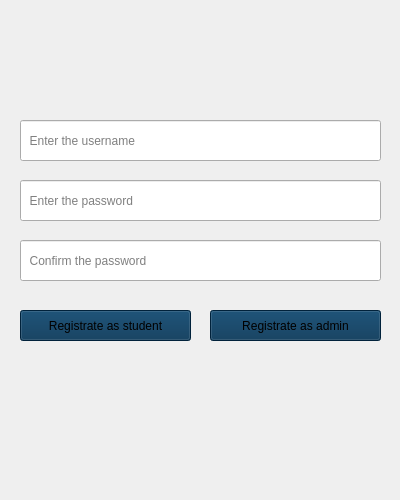
This is register.ui in mariamzhamakochyan/Lab-projects as Qt 5 draws it before an edit. The edited form follows.
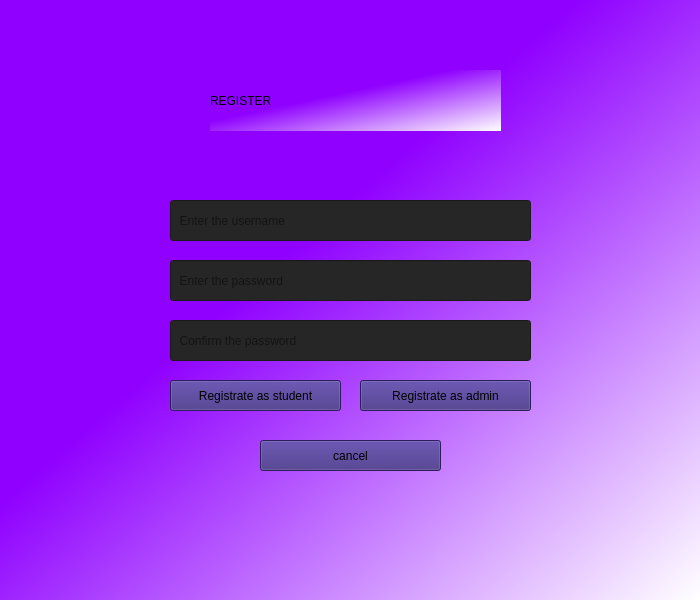
This is the edited form.

Commit message: student database system

Patch:
```diff
--- a/register.ui
+++ b/register.ui
@@ -6,25 +6,27 @@
    <rect>
     <x>0</x>
     <y>0</y>
-    <width>400</width>
-    <height>500</height>
+    <width>700</width>
+    <height>600</height>
    </rect>
   </property>
   <property name="windowTitle">
    <string>Form</string>
   </property>
+  <property name="styleSheet">
+   <string notr="true">background-color:qlineargradient(spread:pad, x1:0.409, y1:0.420455, x2:1, y2:1, stop:0 rgba(143, 0, 255, 255), stop:1 rgba(255, 255, 255, 255))</string>
+  </property>
   <widget class="QPushButton" name="stdreg">
    <property name="geometry">
     <rect>
-     <x>20</x>
-     <y>310</y>
+     <x>170</x>
+     <y>380</y>
      <width>171</width>
      <height>31</height>
     </rect>
    </property>
    <property name="styleSheet">
-    <string notr="true">
-background-color: rgb(1, 47, 82);</string>
+    <string notr="true">background-color: rgb(61, 41, 128);</string>
    </property>
    <property name="text">
     <string>Registrate as student</string>
@@ -33,15 +35,14 @@
   <widget class="QPushButton" name="adreg">
    <property name="geometry">
     <rect>
-     <x>210</x>
-     <y>310</y>
+     <x>360</x>
+     <y>380</y>
      <width>171</width>
      <height>31</height>
     </rect>
    </property>
    <property name="styleSheet">
-    <string notr="true">
-background-color: rgb(1, 47, 82);</string>
+    <string notr="true">background-color: rgb(61, 41, 128);</string>
    </property>
    <property name="text">
     <string>Registrate as admin</string>
@@ -50,12 +51,15 @@
   <widget class="QLineEdit" name="username">
    <property name="geometry">
     <rect>
-     <x>20</x>
-     <y>120</y>
+     <x>170</x>
+     <y>200</y>
      <width>361</width>
      <height>41</height>
     </rect>
    </property>
+   <property name="styleSheet">
+    <string notr="true">background-color: rgb(38, 38, 38);</string>
+   </property>
    <property name="text">
     <string/>
    </property>
@@ -66,12 +70,15 @@
   <widget class="QLineEdit" name="password">
    <property name="geometry">
     <rect>
-     <x>20</x>
-     <y>180</y>
+     <x>170</x>
+     <y>260</y>
      <width>361</width>
      <height>41</height>
     </rect>
    </property>
+   <property name="styleSheet">
+    <string notr="true">background-color: rgb(38, 38, 38);</string>
+   </property>
    <property name="text">
     <string/>
    </property>
@@ -85,12 +92,15 @@
   <widget class="QLineEdit" name="confirmpassword">
    <property name="geometry">
     <rect>
-     <x>20</x>
-     <y>240</y>
+     <x>170</x>
+     <y>320</y>
      <width>361</width>
      <height>41</height>
     </rect>
    </property>
+   <property name="styleSheet">
+    <string notr="true">background-color: rgb(38, 38, 38);</string>
+   </property>
    <property name="text">
     <string/>
    </property>
@@ -101,6 +111,38 @@
     <string>  Confirm the password</string>
    </property>
   </widget>
+  <widget class="QPushButton" name="pushButton_cancel">
+   <property name="geometry">
+    <rect>
+     <x>260</x>
+     <y>440</y>
+     <width>181</width>
+     <height>31</height>
+    </rect>
+   </property>
+   <property name="styleSheet">
+    <string notr="true">background-color: rgb(61, 41, 128);</string>
+   </property>
+   <property name="text">
+    <string>cancel</string>
+   </property>
+  </widget>
+  <widget class="QLabel" name="label">
+   <property name="geometry">
+    <rect>
+     <x>210</x>
+     <y>70</y>
+     <width>291</width>
+     <height>61</height>
+    </rect>
+   </property>
+   <property name="styleSheet">
+    <string notr="true">font: 64pt &quot;.AppleSystemUIFont&quot;;</string>
+   </property>
+   <property name="text">
+    <string>REGISTER</string>
+   </property>
+  </widget>
  </widget>
  <resources/>
  <connections/>
```
The commit also changes 9 other files.
